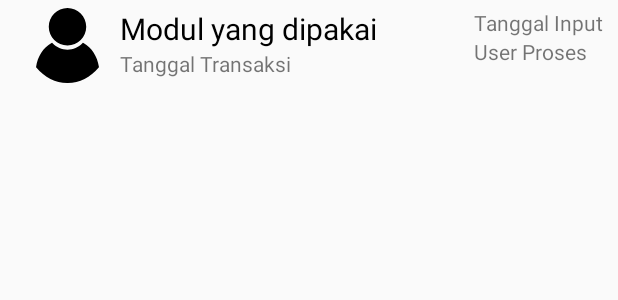
After one commit to salmanfazz/MockupChart, an Android app: the layout activity_item_transaction.xml on its own in the app's theme, with its tools: preview values and no code run, on a phone screen of 412 x 824 dp. The commit adds this screen. Shown: the top 300 px of the screen. Run offline under Robolectric (Android 15) with nearby library versions, the phone set to English and light mode, and no system bars.

Commit message:
Layout Home

```diff
--- a/app/src/main/AndroidManifest.xml
+++ b/app/src/main/AndroidManifest.xml
@@ -9,7 +9,8 @@
         android:roundIcon="@mipmap/ic_launcher_round"
         android:supportsRtl="true"
         android:theme="@style/AppTheme">
-        <activity android:name=".Pendapatan"></activity>
+        <activity android:name=".ItemTransaction"></activity>
+        <activity android:name=".Pendapatan" />
         <activity android:name=".Beban" />
         <activity android:name=".User" />
         <activity android:name=".Home" />
--- /dev/null
+++ b/app/src/main/res/layout/activity_item_transaction.xml
@@ -0,0 +1,65 @@
+<?xml version="1.0" encoding="utf-8"?>
+<androidx.constraintlayout.widget.ConstraintLayout xmlns:android="http://schemas.android.com/apk/res/android"
+    xmlns:app="http://schemas.android.com/apk/res-auto"
+    xmlns:tools="http://schemas.android.com/tools"
+    android:layout_width="match_parent"
+    android:layout_height="match_parent"
+    tools:context=".ItemTransaction">
+
+    <ImageView
+        android:id="@+id/iconTransaction"
+        android:layout_width="50dp"
+        android:layout_height="50dp"
+        android:layout_marginLeft="20dp"
+        android:layout_marginTop="5dp"
+        android:src="@drawable/ic_user_symbol"
+        app:layout_constraintTop_toTopOf="parent"
+        app:layout_constraintLeft_toLeftOf="parent"/>
+
+    <LinearLayout
+        android:id="@+id/detailTransaction"
+        android:layout_width="180dp"
+        android:layout_height="50dp"
+        android:layout_marginLeft="10dp"
+        android:layout_marginTop="5dp"
+        android:orientation="vertical"
+        app:layout_constraintTop_toTopOf="parent"
+        app:layout_constraintLeft_toRightOf="@id/iconTransaction">
+
+        <TextView
+            android:layout_width="wrap_content"
+            android:layout_height="wrap_content"
+            android:text="Modul yang dipakai"
+            android:textColor="#000000"
+            android:textSize="20dp" />
+
+        <TextView
+            android:layout_width="wrap_content"
+            android:layout_height="wrap_content"
+            android:text="Tanggal Transaksi" />
+
+    </LinearLayout>
+
+    <LinearLayout
+        android:id="@+id/detailTransactions"
+        android:layout_width="wrap_content"
+        android:layout_height="50dp"
+        android:layout_marginTop="5dp"
+        android:layout_marginRight="10dp"
+        android:orientation="vertical"
+        app:layout_constraintTop_toTopOf="parent"
+        app:layout_constraintRight_toRightOf="parent">
+
+        <TextView
+            android:layout_width="wrap_content"
+            android:layout_height="wrap_content"
+            android:text="Tanggal Input" />
+
+        <TextView
+            android:layout_width="wrap_content"
+            android:layout_height="wrap_content"
+            android:text="User Proses" />
+
+    </LinearLayout>
+
+</androidx.constraintlayout.widget.ConstraintLayout>
--- a/app/src/main/res/values/styles.xml
+++ b/app/src/main/res/values/styles.xml
@@ -1,7 +1,7 @@
 <resources>
 
     <!-- Base application theme. -->
-    <style name="AppTheme" parent="Theme.AppCompat.Light.DarkActionBar">
+    <style name="AppTheme" parent="Theme.AppCompat.Light.NoActionBar">
         <!-- Customize your theme here. -->
         <item name="colorPrimary">@color/colorPrimary</item>
         <item name="colorPrimaryDark">@color/colorPrimaryDark</item>
```
Also changed, not shown: app/src/main/java/com/example/mockupchart/Home.java (+67 -22 lines), app/src/main/java/com/example/mockupchart/ItemTransaction.java (added, +14 -0 lines), app/src/main/res/drawable/ic_whatshot_black_24dp.xml (added, +9 -0 lines), app/src/main/res/layout/activity_home.xml (+174 -65 lines), app/src/main/res/layout/custom_toolbar.xml (added, +23 -0 lines).
